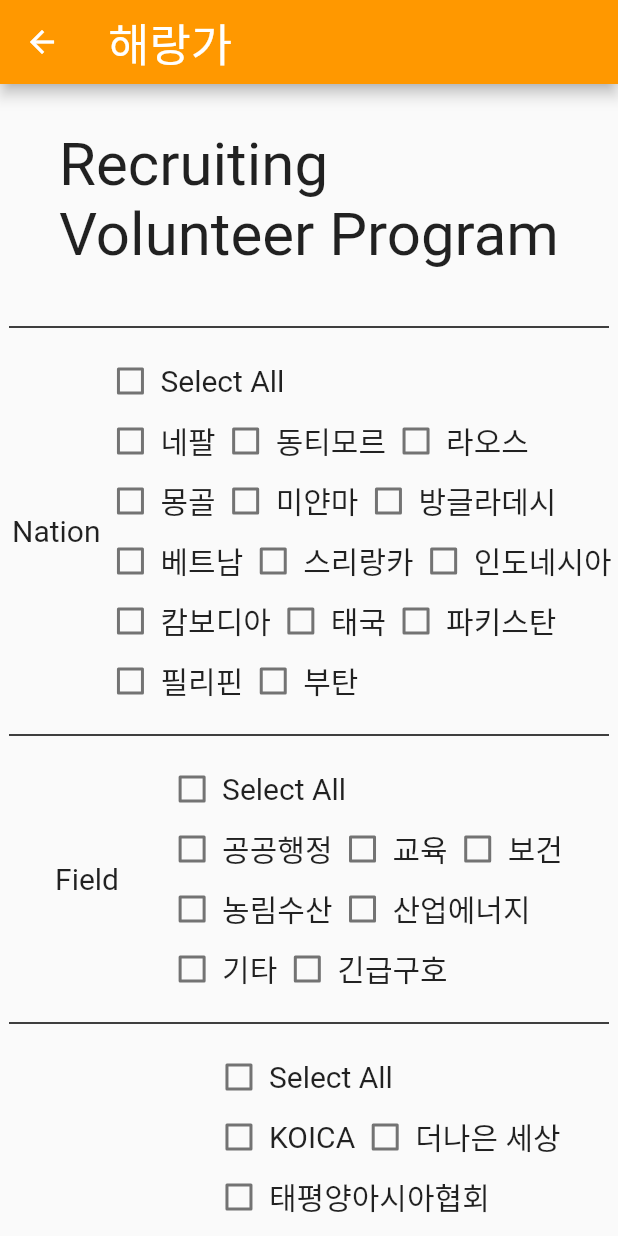
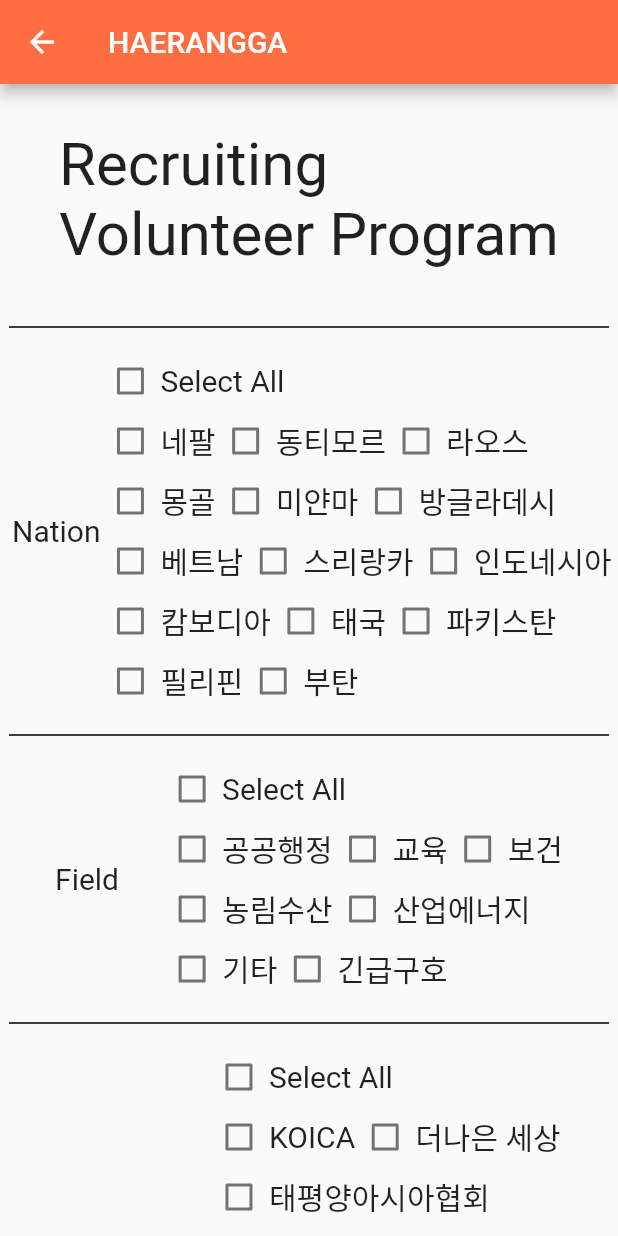
Before and after one commit to 21700340JuwonBaek/Haerangga, a Flutter app: the RecruitStatus screen opened directly, on a phone screen of 412 x 824 dp. Run offline on Flutter 3.47's test engine with Material 2 defaults, Android fonts, the phone set to English and light mode, and no system bars; our stand-ins replace url_launcher_web; missing offline and left inert: mysql1.

Commit message:
[SY] UI: color, url button

```diff
--- a/lib/src/recruitStatus.dart
+++ b/lib/src/recruitStatus.dart
@@ -29,8 +29,11 @@ class _RecruitStatusState extends State<RecruitStatus> {
 
     return Scaffold(
         appBar: AppBar(
-          title: Text('해랑가', style: TextStyle(fontSize: 30.0)),
-          backgroundColor: Colors.orange,
+          title: Text('HAERANGGA', style: TextStyle(
+            color: Colors.white,
+            fontSize: 20,
+          )),
+          backgroundColor: Colors.deepOrangeAccent,
         ),
         body: SingleChildScrollView(
             scrollDirection: Axis.vertical,
@@ -54,7 +57,7 @@ class _RecruitStatusState extends State<RecruitStatus> {
                     child: ElevatedButton(
                       style: ElevatedButton.styleFrom(
                         textStyle: const TextStyle(fontSize: 20),
-                        primary: Colors.orange,
+                        primary: Colors.deepOrangeAccent,
                       ),
                       child: const Text('Search'),
                       onPressed: () {
@@ -98,7 +101,7 @@ class _RecruitStatusState extends State<RecruitStatus> {
             Checkbox(
               value: selectedNation[0],
               visualDensity: VisualDensity.compact,
-              activeColor: Colors.orange,
+              activeColor: Colors.deepOrangeAccent,
               onChanged: (value) {
                 setState(() {
                   selectedNation[0] = value!;
@@ -132,7 +135,7 @@ class _RecruitStatusState extends State<RecruitStatus> {
             Checkbox(
               value: selectedField[0],
               visualDensity: VisualDensity.compact,
-              activeColor: Colors.orange,
+              activeColor: Colors.deepOrangeAccent,
               onChanged: (value) {
                 setState(() {
                   selectedField[0] = value!;
@@ -164,7 +167,7 @@ class _RecruitStatusState extends State<RecruitStatus> {
             Checkbox(
               value: selectedOrg[0],
               visualDensity: VisualDensity.compact,
-              activeColor: Colors.orange,
+              activeColor: Colors.deepOrangeAccent,
               onChanged: (value) {
                 setState(() {
                   selectedOrg[0] = value!;
@@ -205,7 +208,7 @@ class _RecruitStatusState extends State<RecruitStatus> {
       Checkbox(
         value: targetList[flag1],
         visualDensity: VisualDensity.compact,
-        activeColor: Colors.orange,
+        activeColor: Colors.deepOrangeAccent,
         onChanged: (value) {
           setState(() {
             targetList[flag1] = value!;
@@ -224,7 +227,7 @@ class _RecruitStatusState extends State<RecruitStatus> {
         Checkbox(
           value: targetList[flag2],
           visualDensity: VisualDensity.compact,
-          activeColor: Colors.orange,
+          activeColor: Colors.deepOrangeAccent,
           onChanged: (value) {
             setState(() {
               targetList[flag2] = value!;
@@ -244,7 +247,7 @@ class _RecruitStatusState extends State<RecruitStatus> {
         Checkbox(
           value: targetList[flag3],
           visualDensity: VisualDensity.compact,
-          activeColor: Colors.orange,
+          activeColor: Colors.deepOrangeAccent,
           onChanged: (value) {
             setState(() {
               targetList[flag3] = value!;
--- a/lib/src/searchedPrograms.dart
+++ b/lib/src/searchedPrograms.dart
@@ -46,8 +46,11 @@ class _SearchedPrograms extends State<SearchedPrograms> {
 
     return Scaffold(
         appBar: AppBar(
-          title: Text('해랑가', style: TextStyle(fontSize: 30.0)),
-          backgroundColor: Colors.orange,
+          title: Text('HAERANGGA', style: TextStyle(
+            color: Colors.white,
+            fontSize: 20,
+          )),
+          backgroundColor: Colors.deepOrangeAccent,
         ),
         body: ListView.builder(
             itemCount: recruitList.length,
```
Also changed, not shown: lib/src/recruitProgramInfo.dart (+45 -18 lines).
